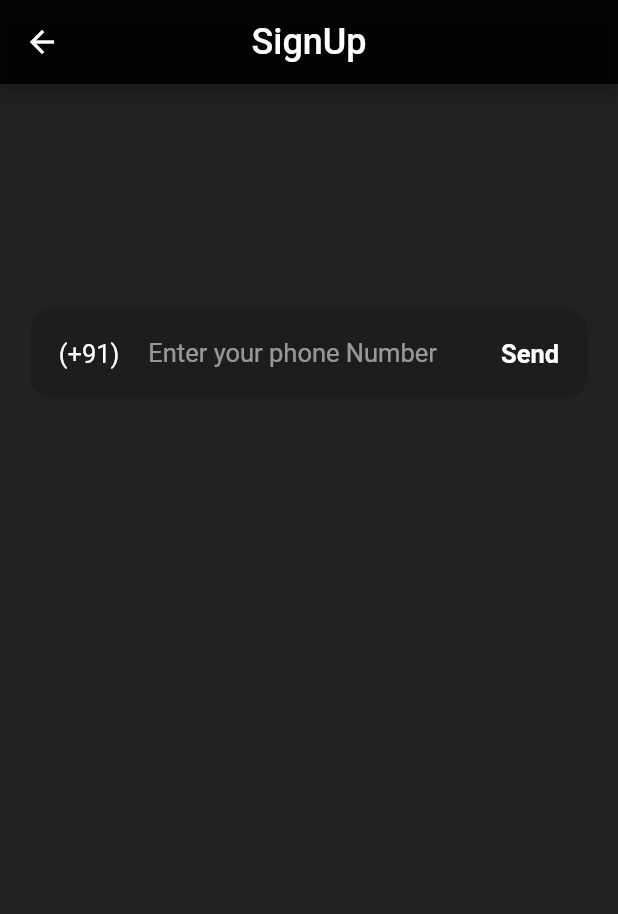
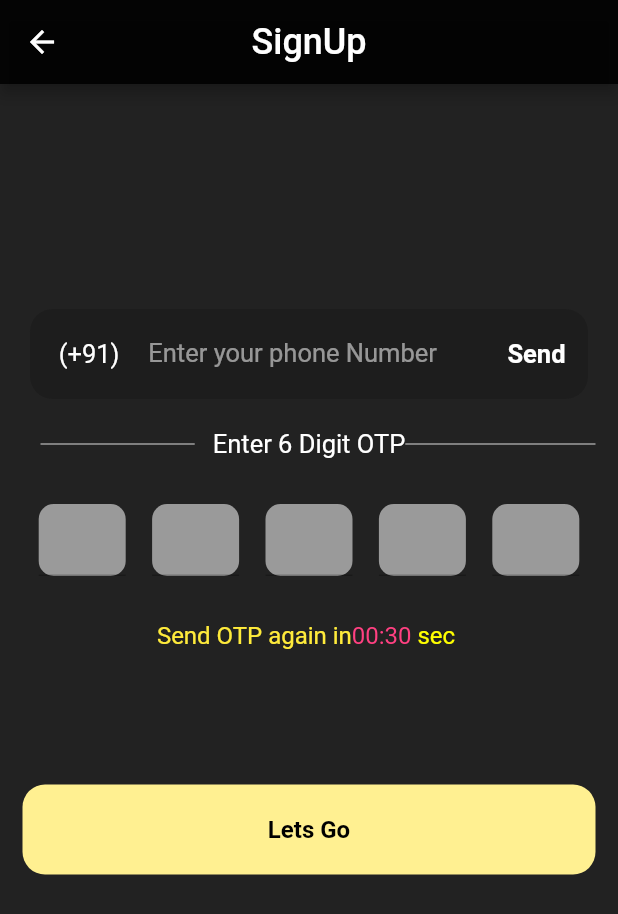
Before and after one commit to yuvraj-jangid/Flutter-Task-Manager-App, a Flutter app: the PhoneAuthPage screen opened directly, on a phone screen of 412 x 824 dp. Shown: the top 914 px of the screen. Run offline on Flutter 3.47's test engine with Material 2 defaults, Android fonts, the light colour scheme and no system bars; drawn by our look-alikes of otp_text_field; our stand-ins replace firebase_auth, firebase_core, flutter_secure_storage, flutter_svg, google_sign_in; accounts and stored records are empty.

Commit message:
otp field added

```diff
--- a/lib/Service/Auth_Service.dart
+++ b/lib/Service/Auth_Service.dart
@@ -67,4 +67,6 @@ class AuthClass {
       await storage.delete(key: "token");
     } catch (e) {}
   }
+
+
 }
--- a/lib/pages/PhoneAuthPage.dart
+++ b/lib/pages/PhoneAuthPage.dart
@@ -1,4 +1,9 @@
+import 'dart:async';
+
 import 'package:flutter/material.dart';
+import 'package:otp_text_field/otp_field.dart';
+import 'package:otp_text_field/otp_text_field.dart';
+import 'package:otp_text_field/style.dart';
 
 class PhoneAuthPage extends StatefulWidget {
   const PhoneAuthPage({super.key});
@@ -8,6 +13,10 @@ class PhoneAuthPage extends StatefulWidget {
 }
 
 class _PhoneAuthPageState extends State<PhoneAuthPage> {
+  int start = 30;
+  bool wait = false;
+  String buttonName = "Send";
+
   @override
   Widget build(BuildContext context) {
     return Scaffold(
@@ -30,10 +39,100 @@ class _PhoneAuthPageState extends State<PhoneAuthPage> {
                 height: 150,
               ),
               textField(),
+              SizedBox(
+                height: 20,
+              ),
+              Container(
+                width: MediaQuery.of(context).size.width - 30,
+                child: Row(children: [
+                  Expanded(
+                    child: Container(
+                      height: 1,
+                      color: Colors.grey,
+                      margin: EdgeInsets.symmetric(horizontal: 12),
+                    ),
+                  ),
+                  Text(
+                    "Enter 6 Digit OTP",
+                    style: TextStyle(fontSize: 17, color: Colors.white),
+                  ),
+                  Expanded(
+                    child: Container(
+                      height: 1,
+                      color: Colors.grey,
+                    ),
+                  ),
+                ]),
+              ),
+              SizedBox(
+                height: 30,
+              ),
+              otpField(),
+              SizedBox(
+                height: 30,
+              ),
+              RichText(
+                  text: TextSpan(children: [
+                TextSpan(
+                    text: "Send OTP again in",
+                    style: TextStyle(fontSize: 16, color: Colors.yellow)),
+                TextSpan(
+                    text: "00:$start",
+                    style: TextStyle(fontSize: 16, color: Colors.pinkAccent)),
+                TextSpan(
+                    text: " sec ",
+                    style: TextStyle(fontSize: 16, color: Colors.yellowAccent)),
+              ])),
+              SizedBox(
+                height: 90,
+              ),
+              Container(height: 60,width: MediaQuery.of(context).size.width - 30,
+              decoration: BoxDecoration(color: Color.fromARGB(255, 255, 240, 145),borderRadius: BorderRadius.circular(15),),
+              child: Center(
+                child: Text("Lets Go",
+                style: TextStyle(fontSize: 16, color: Colors.black,fontWeight: FontWeight.w700)),
+              ),
+
+
+              )
             ],
           ),
         ),
       ),
+    );
+  }
+
+  void startTimer() {
+    const onsec = Duration(seconds: 1);
+    Timer timer = Timer.periodic(onsec, (timer) {
+      if (start == 0) {
+        setState(() {
+          timer.cancel();
+          wait = false;
+        });
+      } else {
+        setState(() {
+          start--;
+        });
+      }
+    });
+  }
+
+  Widget otpField() {
+    return OTPTextField(
+      length: 5,
+      width: MediaQuery.of(context).size.width - 34,
+      fieldWidth: 58,
+      otpFieldStyle: OtpFieldStyle(
+        backgroundColor: Colors.white54,
+        borderColor: Colors.white,
+      ),
+      style: TextStyle(fontSize: 17, color: Colors.white),
+      textFieldAlignment: MainAxisAlignment.spaceAround,
+      fieldStyle: FieldStyle.underline,
+      onCompleted: (pin) {
+        print("Completed: " + pin);
+      },
     );
   }
 
@@ -59,14 +158,26 @@ class _PhoneAuthPageState extends State<PhoneAuthPage> {
               style: TextStyle(color: Colors.white, fontSize: 17),
             ),
           ),
-          suffixIcon: Padding(
-            padding: const EdgeInsets.symmetric(vertical: 20, horizontal: 15),
-            child: Text(
-              " Send ",
-              style: TextStyle(
-                color: Colors.white,
-                fontSize: 17,
-                fontWeight: FontWeight.bold,
+          suffixIcon: InkWell(
+            onTap: wait
+                ? null
+                : () {
+                    startTimer();
+                    setState(() {
+                      start = 30;
+                      wait = true;
+                      buttonName = "Resend";
+                    });
+                  },
+            child: Padding(
+              padding: const EdgeInsets.symmetric(vertical: 20, horizontal: 15),
+              child: Text(
+                buttonName,
+                style: TextStyle(
+                  color: wait ? Colors.grey : Colors.white,
+                  fontSize: 17,
+                  fontWeight: FontWeight.bold,
+                ),
               ),
             ),
           ),
--- a/pubspec.yaml
+++ b/pubspec.yaml
@@ -41,6 +41,7 @@ dependencies:
   google_sign_in: ^5.4.4
   flutter_secure_storage: ^7.0.1
   flutter_launcher_icons: ^0.11.0
+  otp_text_field: ^1.1.3
 
 dev_dependencies:
   flutter_test:
```
Also changed, not shown: pubspec.lock.
